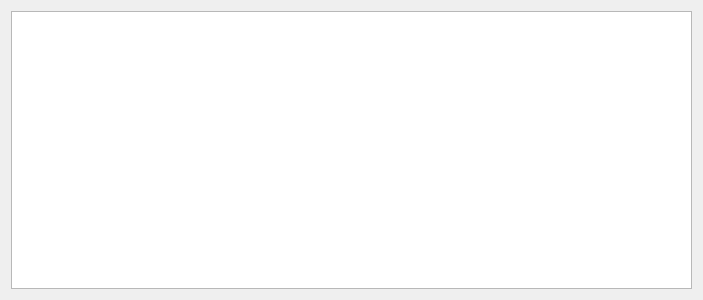
This is buildhistorydialog.ui in OldFrostDragon/JenkinsPlugin as Qt 5 draws it before an edit. The edited form follows.
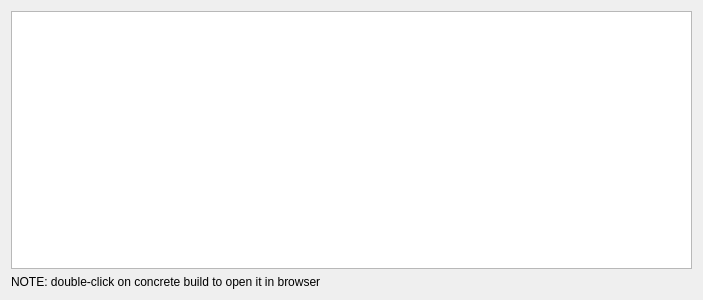
This is the edited form.

Commit message: implemented concrete build page opening in browser on double-click

```diff
--- a/buildhistorydialog.ui
+++ b/buildhistorydialog.ui
@@ -17,6 +17,13 @@
    <item row="0" column="0">
     <widget class="QTreeView" name="treeView"/>
    </item>
+   <item row="1" column="0">
+    <widget class="QLabel" name="label">
+     <property name="text">
+      <string>NOTE: double-click on concrete build to open it in browser</string>
+     </property>
+    </widget>
+   </item>
   </layout>
  </widget>
  <resources/>
```
The commit also changes 5 other files.
